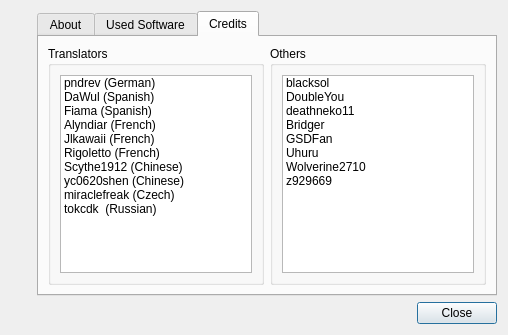
First picture: the form in modorganizer/src/aboutdialog.ui, repository Holt59/mo2-merge, before the edit.
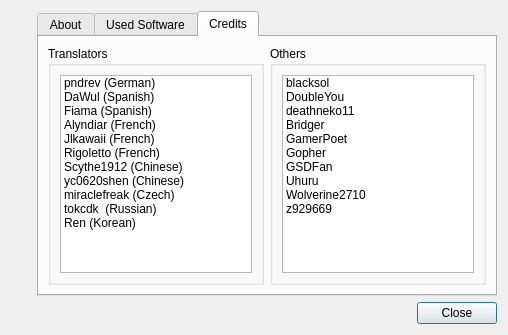
Second picture: the form after the edit. The open tabs and pages were chosen to show the change. Icons and pictures are not drawn.

What changed in the file:
```diff
--- a/modorganizer/src/aboutdialog.ui
+++ b/modorganizer/src/aboutdialog.ui
@@ -178,6 +178,11 @@
                 <string notr="true">tokcdk  (Russian)</string>
                </property>
               </item>
+              <item>
+               <property name="text">
+                <string>Ren (Korean)</string>
+               </property>
+              </item>
              </widget>
             </item>
            </layout>
@@ -214,6 +219,16 @@
                 <string notr="true">Bridger</string>
                </property>
               </item>
+              <item>
+               <property name="text">
+                <string>GamerPoet</string>
+               </property>
+              </item>
+              <item>
+               <property name="text">
+                <string>Gopher</string>
+               </property>
+              </item>
               <item>
                <property name="text">
                 <string notr="true">GSDFan</string>
```
